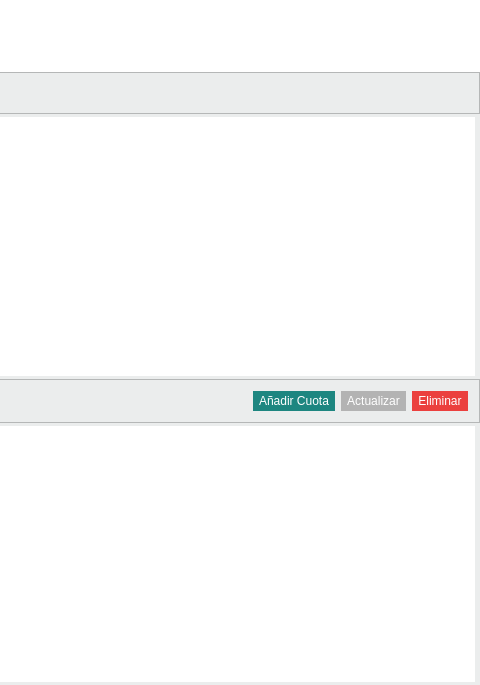
First picture: the form in Finanzas/PagosEfectivos.ui, repository altitude-solutions/Finanzas, before the edit; both pictures show x 649 to 1129 and y 81 to 766 of the 1129 by 766 pixel window.
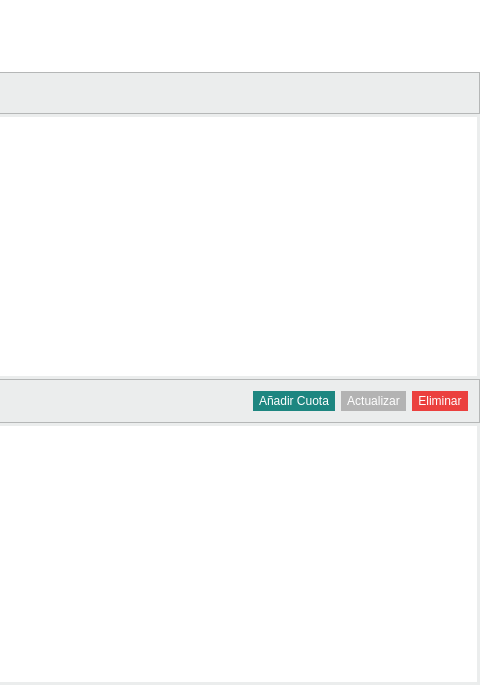
Second picture: the form after the edit.

Patch:
```diff
--- a/Finanzas/PagosEfectivos.ui
+++ b/Finanzas/PagosEfectivos.ui
@@ -655,13 +655,58 @@
                <property name="styleSheet">
                 <string notr="true">QTableWidget {
 	background-color: white;
-	border-top: 2.5px solid #ebeded;
-	border-bottom: 2.5px solid #ebeded;
-	border-right: 4.5px solid #ebeded;
-	border-left: 2.5px solid #ebeded;
-	gridline-color: #B3B3B3;
+	border-top: 2.5px solid #EBEDED;
+	border-bottom: 2.5px solid #EBEDED;
+	border-right: 2.5px solid #EBEDED;
+	border-left: 2.5px solid #EBEDED;
+	gridline-color: #a7a7a7;
 	font: 9pt &quot;MS Shell Dlg 2&quot;;
-}</string>
+}
+
+
+QHeaderView::section {
+	border-top: 1px solid #a7a7a7;
+	border-left: 0px solid #a7a7a7;
+	border-right: 1px solid #a7a7a7;
+	border-bottom: 1px solid #a7a7a7;
+}
+
+
+/* Scroll bar stylesheet */
+QScrollBar:vertical {
+	border: 0px solid #a7a7a7;
+	background: #b7b7b7;
+	width:16px;
+	margin: 0px 0px 0px 0px;
+	border-radius: 8px;
+}
+QScrollBar::handle:vertical {
+	background: qlineargradient(x1:0, y1:0, x2:1, y2:0,
+	stop: 0 rgb(16, 148, 145), stop: 0.5 rgb(29, 134, 128), stop:1 rgb(16, 148, 145));
+	min-height: 0px;
+	border-radius: 7px;
+}
+QScrollBar::add-line:vertical {
+	background: qlineargradient(x1:0, y1:0, x2:1, y2:0,
+	stop: 0 rgb(167, 167, 167), stop: 0.5 rgb(255, 255, 255), stop:1 rgb(167, 167, 167));
+	height: 16px;
+	subcontrol-position: bottom;
+	subcontrol-origin: margin;
+	border-radius: 8px;
+}
+QScrollBar::sub-line:vertical {
+	background: qlineargradient(x1:0, y1:0, x2:1, y2:0,
+	stop: 0 rgb(167, 167, 167), stop: 0.5 rgb(255, 255, 255), stop:1 rgb(167, 167, 167));
+	height: 16 px;
+	subcontrol-position: top;
+	subcontrol-origin: margin;
+	border-radius: 8px;
+}
+
+QScrollBar::handle::hover {
+	background-color: #109491;
+}
+</string>
                </property>
                <property name="rowCount">
                 <number>0</number>
@@ -846,13 +891,58 @@
                <property name="styleSheet">
                 <string notr="true">QTableWidget {
 	background-color: white;
-	border-top: 2.5px solid #ebeded;
-	border-bottom: 2.5px solid #ebeded;
-	border-right: 4.5px solid #ebeded;
-	border-left: 2.5px solid #ebeded;
-	gridline-color: #B3B3B3;
+	border-top: 2.5px solid #EBEDED;
+	border-bottom: 2.5px solid #EBEDED;
+	border-right: 2.5px solid #EBEDED;
+	border-left: 2.5px solid #EBEDED;
+	gridline-color: #a7a7a7;
 	font: 9pt &quot;MS Shell Dlg 2&quot;;
-}</string>
+}
+
+
+QHeaderView::section {
+	border-top: 1px solid #a7a7a7;
+	border-left: 0px solid #a7a7a7;
+	border-right: 1px solid #a7a7a7;
+	border-bottom: 1px solid #a7a7a7;
+}
+
+
+/* Scroll bar stylesheet */
+QScrollBar:vertical {
+	border: 0px solid #a7a7a7;
+	background: #b7b7b7;
+	width:16px;
+	margin: 0px 0px 0px 0px;
+	border-radius: 8px;
+}
+QScrollBar::handle:vertical {
+	background: qlineargradient(x1:0, y1:0, x2:1, y2:0,
+	stop: 0 rgb(16, 148, 145), stop: 0.5 rgb(29, 134, 128), stop:1 rgb(16, 148, 145));
+	min-height: 0px;
+	border-radius: 7px;
+}
+QScrollBar::add-line:vertical {
+	background: qlineargradient(x1:0, y1:0, x2:1, y2:0,
+	stop: 0 rgb(167, 167, 167), stop: 0.5 rgb(255, 255, 255), stop:1 rgb(167, 167, 167));
+	height: 16px;
+	subcontrol-position: bottom;
+	subcontrol-origin: margin;
+	border-radius: 8px;
+}
+QScrollBar::sub-line:vertical {
+	background: qlineargradient(x1:0, y1:0, x2:1, y2:0,
+	stop: 0 rgb(167, 167, 167), stop: 0.5 rgb(255, 255, 255), stop:1 rgb(167, 167, 167));
+	height: 16 px;
+	subcontrol-position: top;
+	subcontrol-origin: margin;
+	border-radius: 8px;
+}
+
+QScrollBar::handle::hover {
+	background-color: #109491;
+}
+</string>
                </property>
                <property name="rowCount">
                 <number>0</number>
```
Left out of the diff: 9 changed lines with no effect on the pictures.
